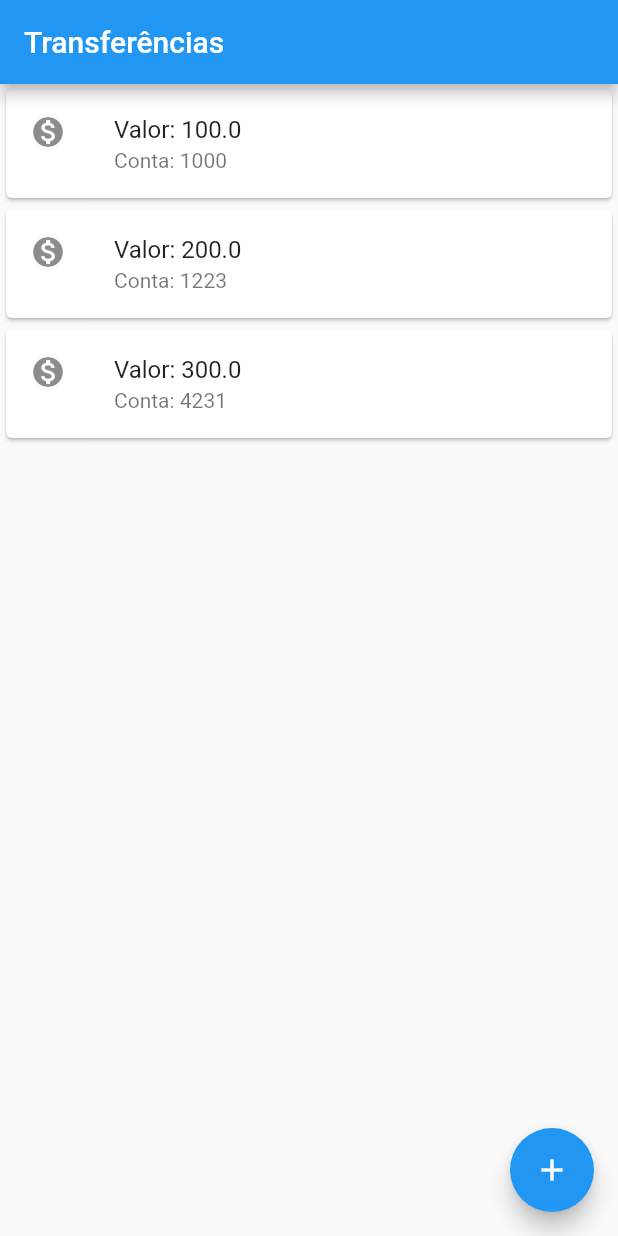
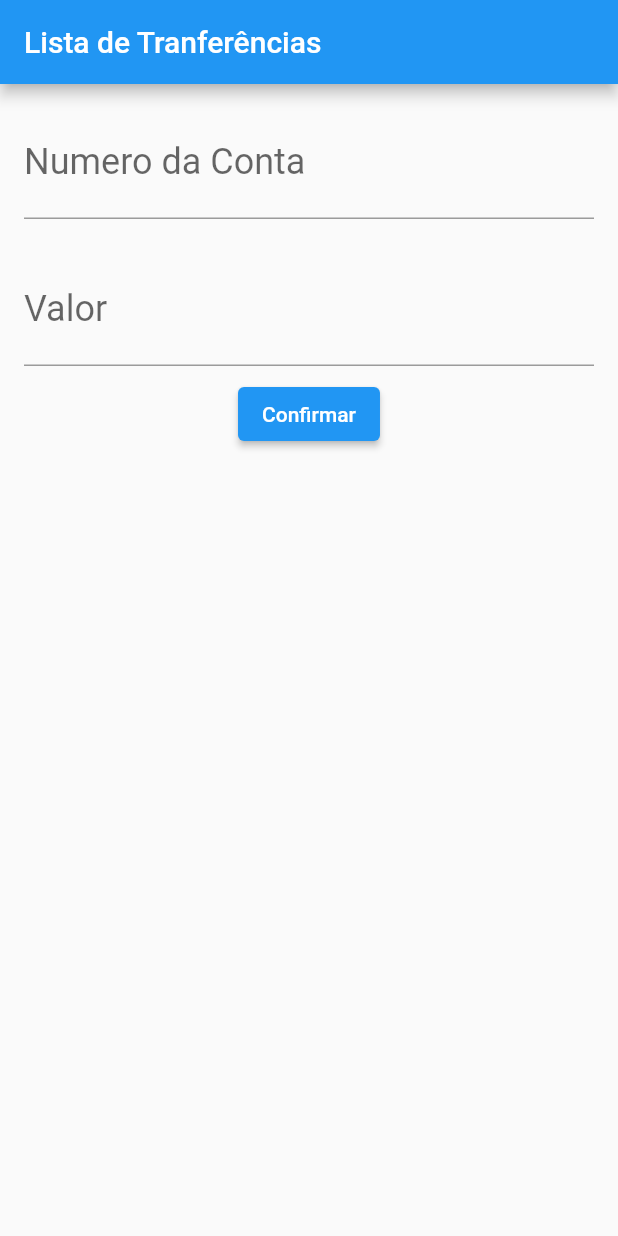
Before and after one commit to RamiroNoronha/ByteBankFlutterModulo1, a Flutter app: the screen it shows after launch, on a phone screen of 412 x 824 dp. Run offline on Flutter 3.47's test engine with Material 2 defaults, Android fonts, the phone set to English and light mode, and no system bars.

Commit message:
Terminando a aula 3

```diff
--- a/lib/main.dart
+++ b/lib/main.dart
@@ -1,56 +1,132 @@
 import 'package:flutter/material.dart';
 
 void main() {
-  runApp(
-    MaterialApp(
+  runApp(ByteBankApp());
+}
+
+class ByteBankApp extends StatelessWidget {
+  const ByteBankApp({Key? key}) : super(key: key);
+
+  @override
+  Widget build(BuildContext context) {
+    return MaterialApp(
       home: Scaffold(
+        body: FormularioTranferencia(),
+      ),
+    );
+  }
+}
+
+class FormularioTranferencia extends StatelessWidget {
+  FormularioTranferencia({Key? key}) : super(key: key);
+  final TextEditingController controladorNumeroDaConta =
+      TextEditingController();
+  final TextEditingController controladorValor = TextEditingController();
+
+  @override
+  Widget build(BuildContext context) {
+    return Scaffold(
+      appBar: AppBar(
+        title: Text("Lista de Tranferências"),
+      ),
       body: Column(
         children: <Widget>[
-            ListaTransferencias(ItemTransferencia(100.0, 1000)),
-            ListaTransferencias(ItemTransferencia(200.0, 1223)),
-            ListaTransferencias(ItemTransferencia(300.0, 4231)),
+          Padding(
+            padding: const EdgeInsets.all(16.0),
+            child: TextField(
+              controller: controladorNumeroDaConta,
+              style: TextStyle(
+                fontSize: 24.0,
+              ),
+              decoration: InputDecoration(
+                labelText: "Numero da Conta",
+                hintText: "0000",
+              ),
+              keyboardType: TextInputType.number,
+            ),
+          ),
+          Padding(
+            padding: EdgeInsets.symmetric(vertical: 8.0, horizontal: 16.0),
+            child: TextField(
+              controller: controladorValor,
+              style: TextStyle(
+                fontSize: 24.0,
+              ),
+              decoration: InputDecoration(
+                labelText: "Valor",
+                hintText: "0.00",
+              ),
+              keyboardType: TextInputType.number,
+            ),
+          ),
+          ElevatedButton(
+              onPressed: () {
+                debugPrint("Clicou no confirmar");
+                final int? numeroConta =
+                    int.tryParse(controladorNumeroDaConta.text);
+                final double? valor = double.tryParse(controladorValor.text);
+
+                if (numeroConta != null && valor != null) {
+                  final transferenciaCriada = Transferencia(valor, numeroConta);
+                  debugPrint(transferenciaCriada.toString());
+                }
+              },
+              child: Text("Confirmar")),
         ],
       ),
+    );
+  }
+}
+
+class ListaTransferencias extends StatelessWidget {
+  @override
+  Widget build(BuildContext context) {
+    return Scaffold(
       appBar: AppBar(
         title: Text(
           "Transferências",
         ),
       ),
+      body: Column(
+        children: <Widget>[
+          ItemTransferencia(Transferencia(100.0, 1000)),
+          ItemTransferencia(Transferencia(200.0, 1223)),
+          ItemTransferencia(Transferencia(300.0, 4231)),
+        ],
+      ),
       floatingActionButton: FloatingActionButton(
         onPressed: () {},
         child: Icon(Icons.add),
       ),
-      ),
-    ),
     );
   }
+}
 
-class ListaTransferencias extends StatelessWidget {
-  final ItemTransferencia _tranferencia;
+class ItemTransferencia extends StatelessWidget {
+  final Transferencia _transferencia;
 
-  const ListaTransferencias(this._tranferencia);
+  const ItemTransferencia(this._transferencia);
 
   @override
   Widget build(BuildContext context) {
     return Card(
       child: ListTile(
         leading: Icon(Icons.monetization_on),
-        title: Text("Valor: " + _tranferencia.valorTransferencia.toString()),
-        subtitle: Text("Conta: " + _tranferencia.numeroConta.toString()),
+        title: Text("Valor: " + _transferencia.valorTransferencia.toString()),
+        subtitle: Text("Conta: " + _transferencia.numeroConta.toString()),
       ),
     );
   }
 }
 
-class ItemTransferencia extends StatelessWidget {
+class Transferencia {
   final double valorTransferencia;
   final int numeroConta;
-
-  const ItemTransferencia(this.valorTransferencia, this.numeroConta);
+  const Transferencia(this.valorTransferencia, this.numeroConta);
 
   @override
-  Widget build(BuildContext context) {
-    // TODO: implement build
-    throw UnimplementedError();
+  String toString() {
+    // TODO: implement toString
+    return 'valor = $valorTransferencia / numeroConta = $numeroConta';
   }
 }
```
Lines whose indentation alone changed are shown as unchanged.
